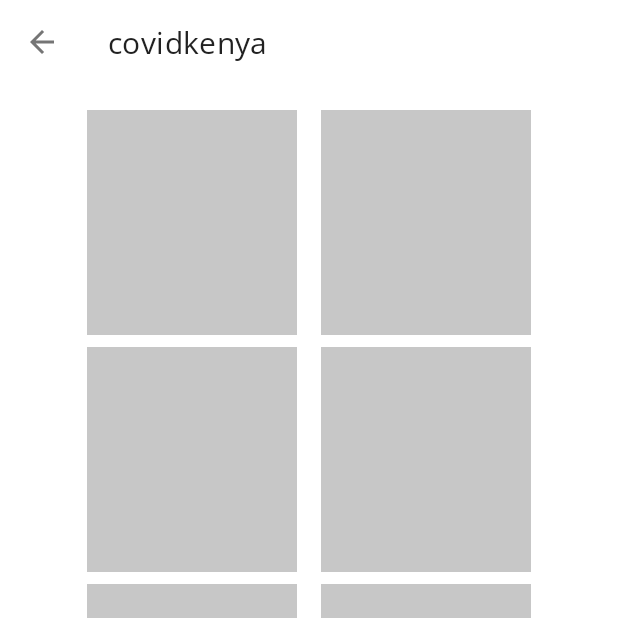
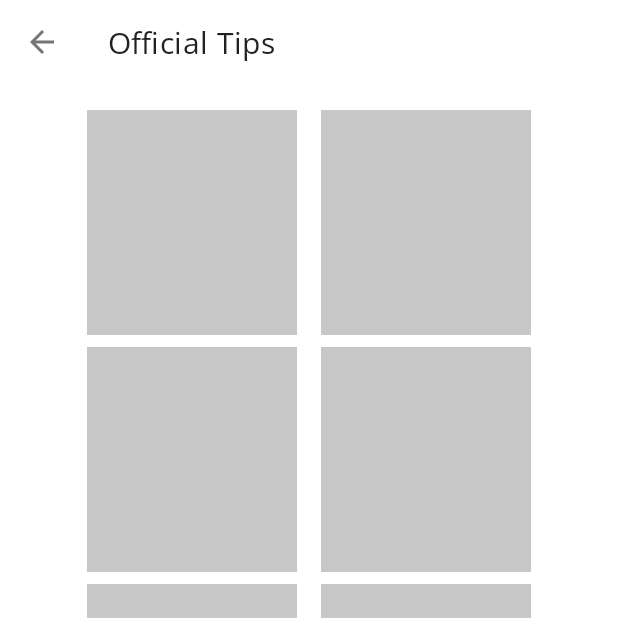
Before and after one commit to opensource254/covidapp, an Android app: the TipsActivity screen opened directly, with no data from a screen before it, on a phone screen of 412 x 824 dp, the top half of it. Run offline under Robolectric (Android 15) with nearby library versions, the phone set to English and light mode, and no system bars; our stand-ins replace Shimmer, Volley; network calls fail; Roboto replaces fonts that are not available here.

Commit message:
set title to tips activity

```diff
--- a/app/src/main/java/app/azim/opensource254/covidkenya/activities/TipsActivity.java
+++ b/app/src/main/java/app/azim/opensource254/covidkenya/activities/TipsActivity.java
@@ -71,7 +71,7 @@ public class TipsActivity extends AppCompatActivity implements TipsAdapter.OnIte
         setSupportActionBar(mtoolbar);
         if (getSupportActionBar() != null)
             getSupportActionBar().setDisplayHomeAsUpEnabled(true);
-       // getSupportActionBar().setTitle("Health Units");
+        getSupportActionBar().setTitle("Official Tips");
 
         mShimmerViewContainer = findViewById(R.id.shimmer_view_container);
         recyclerView = findViewById(R.id.recycler_view);
```
